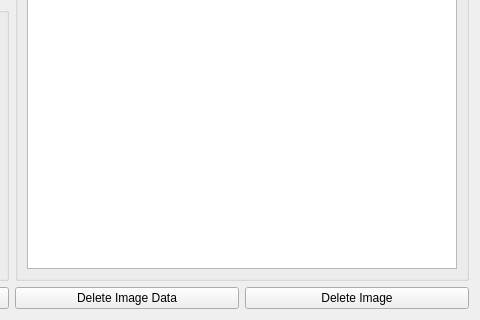
This is astroManager/Resource/dialogs/dialogImageDetails.ui in gavin-blakeman/astroManager as Qt 5 draws it before an edit; both pictures show x 456 to 936 and y 234 to 554 of the 936 by 554 pixel window. The edited form follows.
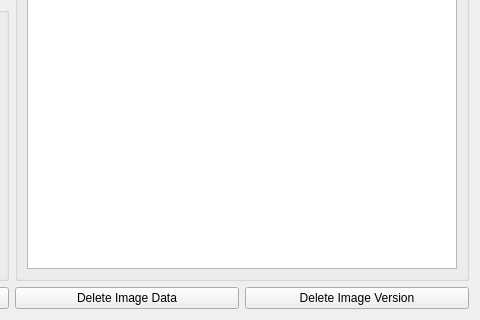
This is the edited form. Icons and pictures are not drawn.

Commit message: Functionality to delete images.

```diff
--- a/astroManager/Resource/dialogs/dialogImageDetails.ui
+++ b/astroManager/Resource/dialogs/dialogImageDetails.ui
@@ -366,7 +366,7 @@
       <string>Delete the image and all associated versions</string>
      </property>
      <property name="text">
-      <string>Delete Image</string>
+      <string>Delete Image Version</string>
      </property>
      <property name="icon">
       <iconset>
```
Left out of the diff: 2 changed lines with no effect on the pictures. The commit also changes 9 other files.
